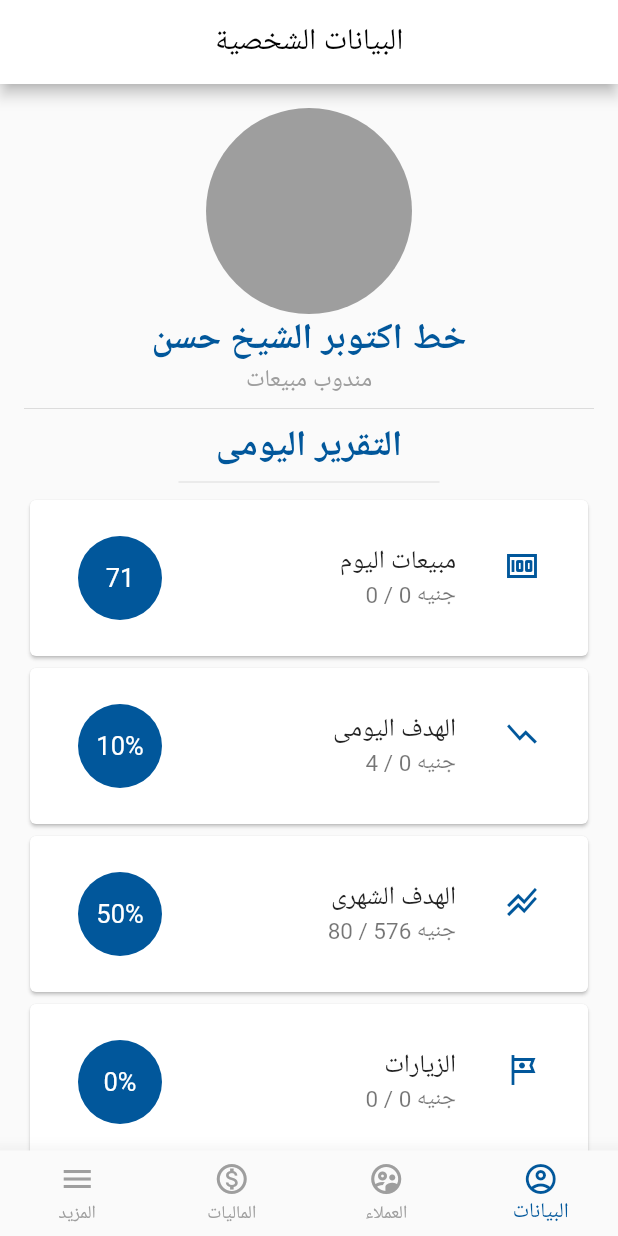
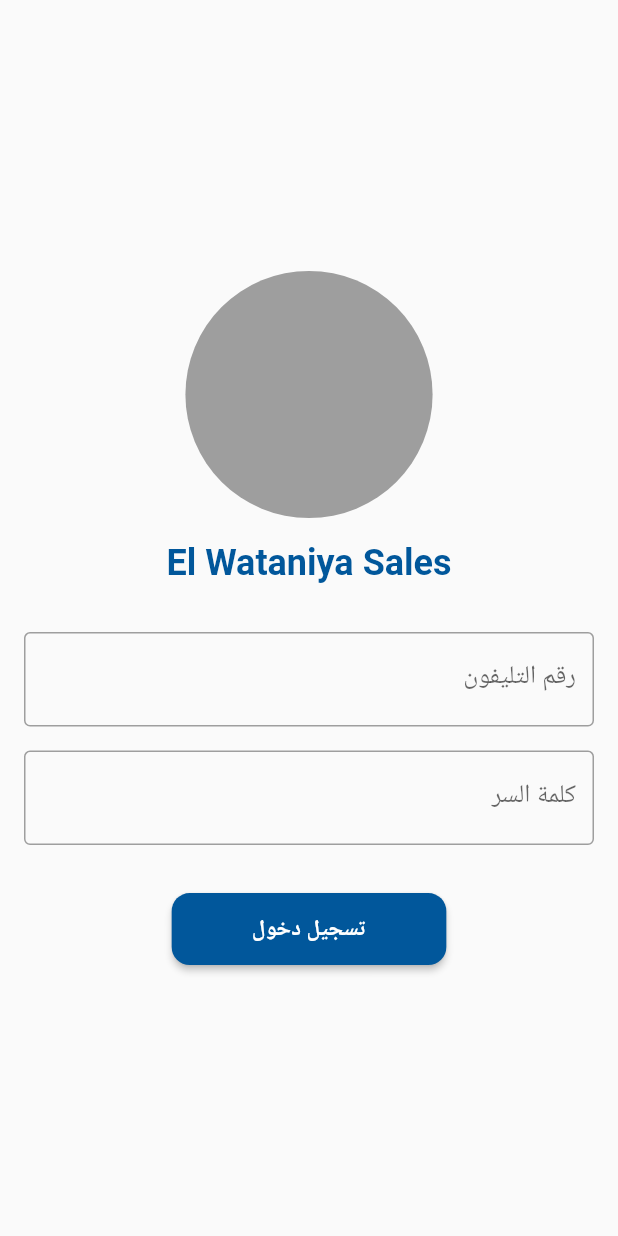
Before and after one commit to ziyadmansy/elwataneya-sales-project-flutter, a Flutter app: the screen it shows after launch, on a phone screen of 412 x 824 dp. Run offline on Flutter 3.47's test engine with Material 2 defaults, Android fonts, the phone set to English and light mode, and no system bars; our stand-ins replace curved_navigation_bar, dio, flutter_spinkit.

Commit message:
Login API Done

```diff
--- a/lib/main.dart
+++ b/lib/main.dart
@@ -1,3 +1,4 @@
+import 'package:elwataneya_sales_app/providers/auth.dart';
 import 'package:elwataneya_sales_app/screens/employees_screens/bill_preview_screen.dart';
 import 'package:elwataneya_sales_app/screens/employees_screens/employee_bill_Screen.dart';
 import 'package:elwataneya_sales_app/screens/employees_screens/route_employees.dart';
@@ -10,11 +11,13 @@ import 'package:elwataneya_sales_app/screens/finances_screens/bill_details_scree
 import 'package:elwataneya_sales_app/screens/finances_screens/bills_Screen.dart';
 import 'package:elwataneya_sales_app/screens/finances_screens/car_bills_screen.dart';
 import 'package:elwataneya_sales_app/screens/finances_screens/new_car_order.dart';
+import 'package:elwataneya_sales_app/screens/main_layouts/login_screen.dart';
 import 'package:elwataneya_sales_app/screens/main_layouts/main_layout_screen.dart';
 import 'package:elwataneya_sales_app/screens/more_screens/offers_screen.dart';
 import 'package:elwataneya_sales_app/screens/more_screens/tasks_screen.dart';
 import 'package:flutter/material.dart';
 import 'package:flutter_localizations/flutter_localizations.dart';
+import 'package:provider/provider.dart';
 
 void main() {
   runApp(WataneyaApp());
@@ -23,9 +26,15 @@ void main() {
 class WataneyaApp extends StatelessWidget {
   @override
   Widget build(BuildContext context) {
-    return MaterialApp(
+    return MultiProvider(
+      providers: [
+        ChangeNotifierProvider(
+          create: (context) => Auth(),
+        ),
+      ],
+      child: MaterialApp(
         debugShowCheckedModeBanner: false,
-      title: 'El-Wataneya Sales',
+        title: 'El-Watanya Sales',
         localizationsDelegates: [
           // ... app-specific localization delegate[s] here
           //AppLocalizations.delegate,
@@ -39,8 +48,9 @@ class WataneyaApp extends StatelessWidget {
           // ... other locales the app supports
         ],
         locale: const Locale('ar', ''),
-      home: MainLayoutScreen(),
+        home: LoginScreen(),
         routes: {
+          MainLayoutScreen.ROUTE_NAME: (context) => MainLayoutScreen(),
           NewEmployeeScreen.ROUTE_NAME: (context) => NewEmployeeScreen(),
           RouteEmployeesScreen.ROUTE_NAME: (context) => RouteEmployeesScreen(),
           OffersScreen.ROUTE_NAME: (context) => OffersScreen(),
@@ -56,7 +66,9 @@ class WataneyaApp extends StatelessWidget {
               CarOrderPrintViewScreen(),
           EmployeeBillScreen.ROUTE_NAME: (context) => EmployeeBillScreen(),
           BillPreviewScreen.ROUTE_NAME: (context) => BillPreviewScreen(),
+          LoginScreen.ROUTE_NAME: (context) => LoginScreen(),
         },
+      ),
     );
   }
 }
--- a/lib/screens/bottom_nav_screens/profile_screen.dart
+++ b/lib/screens/bottom_nav_screens/profile_screen.dart
@@ -1,10 +1,13 @@
+import 'package:elwataneya_sales_app/providers/auth.dart';
 import 'package:elwataneya_sales_app/utils/constants.dart';
 import 'package:elwataneya_sales_app/widgets/card_tile.dart';
 import 'package:flutter/material.dart';
+import 'package:provider/provider.dart';
 
 class ProfileScreen extends StatelessWidget {
   @override
   Widget build(BuildContext context) {
+    final authData = Provider.of<Auth>(context);
     return SingleChildScrollView(
       child: Center(
         child: Padding(
@@ -21,7 +24,7 @@ class ProfileScreen extends StatelessWidget {
                 backgroundColor: Colors.grey,
               ),
               Text(
-                'خط اكتوبر الشيخ حسن',
+                authData.name,
                 style: ktitleTextStyle,
               ),
               Text(
@@ -57,7 +60,7 @@ class ProfileScreen extends StatelessWidget {
               ),
               CardTile(
                 title: 'الزيارات',
-                 subtitle: 'جنيه 0 / 0',
+                subtitle: 'جنيه 0 / 0',
                 leadingIcon: Icons.tour_outlined,
                 trailingText: '0%',
               ),
--- a/lib/screens/finances_screens/car_bills_screen.dart
+++ b/lib/screens/finances_screens/car_bills_screen.dart
@@ -1,7 +1,9 @@
+import 'package:elwataneya_sales_app/providers/auth.dart';
 import 'package:elwataneya_sales_app/screens/finances_screens/car_orders_screen.dart';
 import 'package:elwataneya_sales_app/utils/constants.dart';
 import 'package:elwataneya_sales_app/widgets/full_width_button.dart';
 import 'package:flutter/material.dart';
+import 'package:provider/provider.dart';
 
 class CarBillScreen extends StatefulWidget {
   static const String ROUTE_NAME = '/carBilllsScreen';
@@ -13,6 +15,7 @@ class _CarBillScreenState extends State<CarBillScreen> {
   bool isExpanded = false;
   @override
   Widget build(BuildContext context) {
+    final authData = Provider.of<Auth>(context);
     return Scaffold(
       appBar: AppBar(
         title: Text(
@@ -53,7 +56,7 @@ class _CarBillScreenState extends State<CarBillScreen> {
                               Row(
                                 children: [
                                   Text(
-                                    'مصطفى يوسف',
+                                    authData.name,
                                     style: TextStyle(
                                       color: Colors.black,
                                       fontWeight: FontWeight.bold,
--- /dev/null
+++ b/lib/screens/main_layouts/login_screen.dart
@@ -0,0 +1,147 @@
+import 'package:elwataneya_sales_app/providers/auth.dart';
+import 'package:elwataneya_sales_app/screens/main_layouts/main_layout_screen.dart';
+import 'package:elwataneya_sales_app/utils/constants.dart';
+import 'package:elwataneya_sales_app/widgets/rounded_rectangle_button.dart';
+import 'package:flutter/material.dart';
+import 'package:provider/provider.dart';
+
+class LoginScreen extends StatefulWidget {
+  static const String ROUTE_NAME = '/loginScreen';
+  @override
+  _LoginScreenState createState() => _LoginScreenState();
+}
+
+class _LoginScreenState extends State<LoginScreen> {
+  bool _isLoading = false;
+  final _loginFormKey = GlobalKey<FormState>();
+
+  String phoneNumber = '';
+  String password = '';
+
+  void _showErrorDialog(String errorMessage) {
+    showDialog(
+      context: context,
+      builder: (context) {
+        return AlertDialog(
+          title: Text('خطأ'),
+          content: Text(errorMessage),
+          actions: [
+            FlatButton(
+              onPressed: () {
+                Navigator.of(context).pop();
+              },
+              child: Text('إغلاق'),
+            ),
+          ],
+        );
+      },
+    );
+  }
+
+  Future<void> _login() async {
+    final isValid = _loginFormKey.currentState.validate();
+    if (isValid) {
+      try {
+        setState(() {
+          _isLoading = true;
+        });
+        FocusScope.of(context).unfocus();
+        _loginFormKey.currentState.save();
+        final authData = Provider.of<Auth>(context, listen: false);
+        await authData.loginUser(phoneNumber, password);
+        setState(() {
+          _isLoading = false;
+        });
+        Navigator.of(context).pushReplacementNamed(MainLayoutScreen.ROUTE_NAME);
+      } catch (error) {
+        setState(() {
+          _isLoading = false;
+        });
+        _showErrorDialog(error.toString());
+        print(error.toString());
+      }
+    }
+  }
+
+  @override
+  Widget build(BuildContext context) {
+    return Scaffold(
+      body: Center(
+        child: Container(
+          padding: EdgeInsets.all(16),
+          child: SingleChildScrollView(
+            child: Form(
+              key: _loginFormKey,
+              child: Column(
+                mainAxisSize: MainAxisSize.min,
+                children: [
+                  CircleAvatar(
+                    backgroundColor: Colors.grey,
+                    radius: MediaQuery.of(context).size.width / 5,
+                  ),
+                  kverticalSpace16,
+                  Text(
+                    'El Wataniya Sales',
+                    style: ktitleTextStyle,
+                  ),
+                  kverticalSpace32,
+                  TextFormField(
+                    decoration: InputDecoration(
+                      hintText: 'رقم التليفون',
+                      labelText: 'رقم التليفون',
+                      enabledBorder: ktextFieldEnabledBorder,
+                      focusedBorder: ktextFieldFocusedBorder,
+                    ),
+                    keyboardType: TextInputType.phone,
+                    textInputAction: TextInputAction.next,
+                    validator: (text) {
+                      if (text.isEmpty) {
+                        return 'برجاء إدخال رقم التليفون';
+                      } else if (text.length < 11) {
+                        return 'برجاء إدخال رقم تليفون صحيح';
+                      } else {
+                        return null;
+                      }
+                    },
+                    onSaved: (text) {
+                      phoneNumber = text;
+                    },
+                  ),
+                  kverticalSpace16,
+                  TextFormField(
+                    decoration: InputDecoration(
+                      hintText: 'كلمة السر',
+                      labelText: 'كلمة السر',
+                      enabledBorder: ktextFieldEnabledBorder,
+                      focusedBorder: ktextFieldFocusedBorder,
+                    ),
+                    keyboardType: TextInputType.visiblePassword,
+                    textInputAction: TextInputAction.done,
+                    obscureText: true,
+                    validator: (text) {
+                      if (text.isEmpty) {
+                        return 'برجاء إدخال كلمة السر';
+                      } else {
+                        return null;
+                      }
+                    },
+                    onSaved: (text) {
+                      password = text;
+                    },
+                  ),
+                  kverticalSpace32,
+                  RoundedRectangleButton(
+                    btnText: 'تسجيل دخول',
+                    btnColor: mainColor,
+                    btnTextColor: Colors.white,
+                    btnPressed: _isLoading ? null : _login,
+                  ),
+                ],
+              ),
+            ),
+          ),
+        ),
+      ),
+    );
+  }
+}
--- a/lib/screens/main_layouts/main_layout_screen.dart
+++ b/lib/screens/main_layouts/main_layout_screen.dart
@@ -7,6 +7,7 @@ import 'package:elwataneya_sales_app/utils/constants.dart';
 import 'package:flutter/material.dart';
 
 class MainLayoutScreen extends StatefulWidget {
+  static const String ROUTE_NAME = '/mainLayoutScreen';
   @override
   _MainLayoutScreenState createState() => _MainLayoutScreenState();
 }
--- a/lib/utils/constants.dart
+++ b/lib/utils/constants.dart
@@ -6,6 +6,8 @@ final Color redColor = Colors.redAccent[700];
 final Color greenColor = Colors.greenAccent[700];
 
 const kappBarIconTheme = IconThemeData(color: Colors.grey);
+
+const String API_URL = 'https://elwatanyagroup.com/system/api';
 
 final appLoader = SpinKitDoubleBounce(
   color: mainColor,
--- a/pubspec.yaml
+++ b/pubspec.yaml
@@ -31,12 +31,12 @@ dependencies:
   # Use with the CupertinoIcons class for iOS style icons.
   cupertino_icons: ^1.0.0
   provider: ^4.3.2+2
-  http: ^0.12.2
   toast: ^0.1.5
   flutter_spinkit: ^4.1.2+1
   shared_preferences: ^0.5.12+4
   url_launcher: ^5.7.10
   curved_navigation_bar: ^0.3.7
+  dio: ^3.0.10
 
 dev_dependencies:
   flutter_test:
```
Also changed, not shown: lib/providers/auth.dart (added, +41 -0 lines), lib/screens/bottom_nav_screens/more_screen.dart (+7 -1 lines), pubspec.lock, 1 other file. Lines whose indentation alone changed are shown as unchanged.
